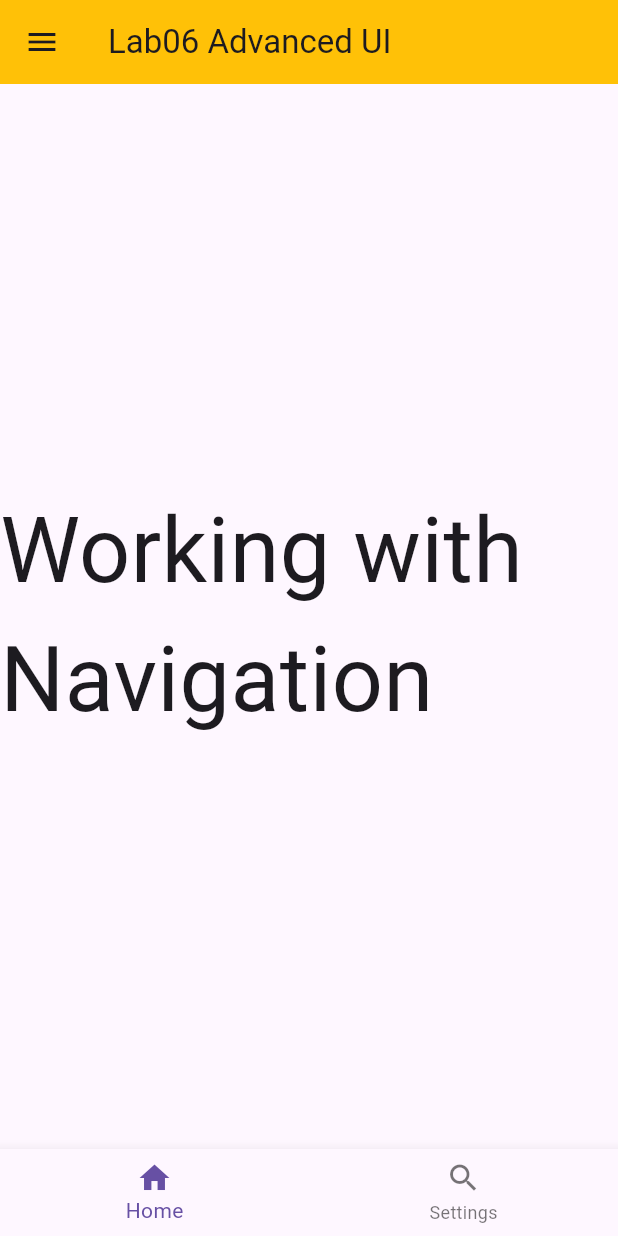
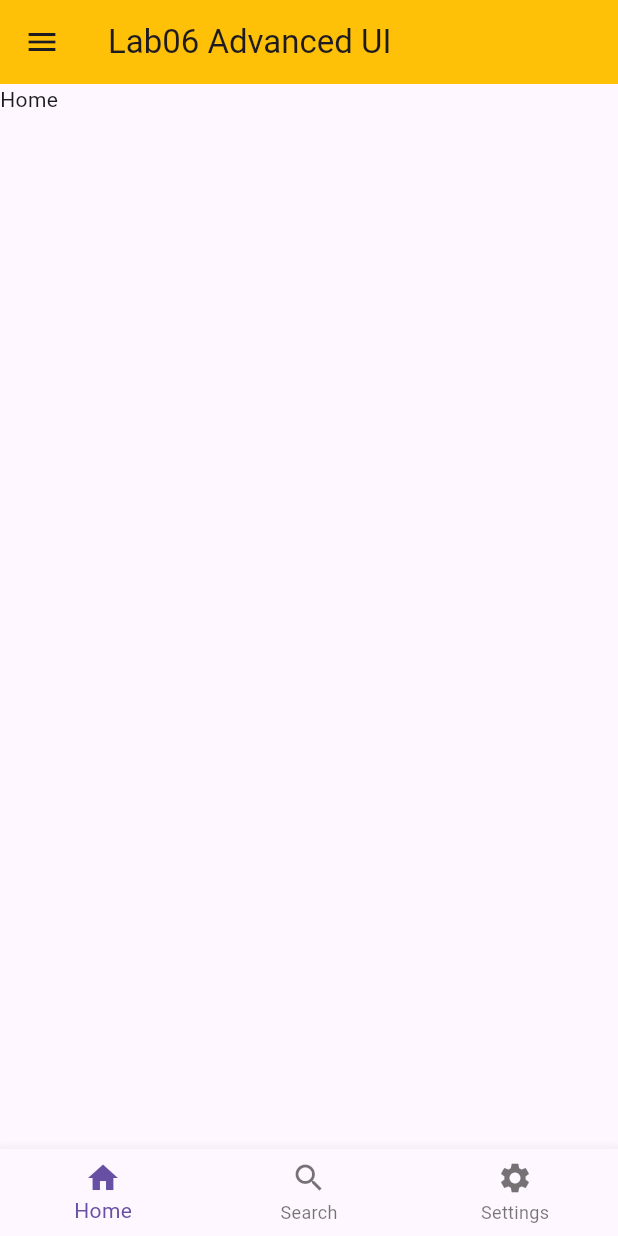
Before and after one commit to Nahid1828/lab_06, a Flutter app: the screen it shows after launch, on a phone screen of 412 x 824 dp. Run offline on Flutter 3.47's test engine with Material 3 defaults, Android fonts, the phone set to English and light mode, and no system bars.

```diff
--- /dev/null
+++ b/lib/body.dart
@@ -0,0 +1,43 @@
+import 'package:flutter/material.dart';
+
+class AppBody extends StatefulWidget {
+  const AppBody({super.key});
+
+  @override
+  State<AppBody> createState() => _AppBodyState();
+}
+
+class _AppBodyState extends State<AppBody> {
+  int selectedIndex = 0;
+
+  final List<Widget> pages = [
+    Text("Home"),
+    Text("Search From Bottom Nav"),
+    Text("Settings"),
+  ];
+
+  void onItemTapped(int index) {
+    setState(() {
+      selectedIndex = index;
+    });
+  }
+
+  @override
+  Widget build(BuildContext context) {
+    return Scaffold(
+      body: pages[selectedIndex],
+      bottomNavigationBar: BottomNavigationBar(
+        onTap: onItemTapped,
+        currentIndex: selectedIndex,
+        items: [
+          BottomNavigationBarItem(icon: Icon(Icons.home), label: "Home"),
+          BottomNavigationBarItem(icon: Icon(Icons.search), label: "Search"),
+          BottomNavigationBarItem(
+            icon: Icon(Icons.settings),
+            label: "Settings",
+          ),
+        ],
+      ),
+    );
+  }
+}
--- a/lib/main.dart
+++ b/lib/main.dart
@@ -1,5 +1,5 @@
-//import 'package:cached_network_image/cached_network_image.dart';
 import 'package:flutter/material.dart';
+import 'package:lab_06/body.dart';
 
 void main() {
   runApp(const Lab06AdvancedUI());
@@ -11,26 +11,32 @@ class Lab06AdvancedUI extends StatelessWidget {
   @override
   Widget build(BuildContext context) {
     return MaterialApp(
-      title: "Lab - 06",
+      title: 'Lab06 Advanced UI',
       home: Scaffold(
         drawer: Drawer(
-          backgroundColor: Colors.grey,
+          backgroundColor: const Color.fromARGB(255, 242, 245, 247),
           child: ListView(
             children: [
-              DrawerHeader(
-                child: Row(
-                  children: [Icon(Icons.people_alt_rounded), Text("Contacts")],
+              Container(
+                height: 80,
+                child: DrawerHeader(
+                  child: Row(
+                    children: [
+                      Icon(Icons.people_alt_rounded),
+                      Text("Contacts"),
+                    ],
+                  ),
                 ),
               ),
               ListTile(
                 leading: Icon(Icons.mobile_screen_share),
-                title: Text('Device'),
+                title: Text("Device"),
                 trailing: Text("Anything"),
                 onTap: () {},
               ),
               ListTile(
                 leading: Icon(Icons.mobile_screen_share),
-                title: Text('Device'),
+                title: Text("Contacts"),
                 trailing: Text("Anything"),
                 onTap: () {},
               ),
@@ -41,21 +47,7 @@ class Lab06AdvancedUI extends StatelessWidget {
           title: const Text('Lab06 Advanced UI'),
           backgroundColor: Colors.amber,
         ),
-        body: Center(
-          child: Text(
-            "Working with Navigation",
-            style: TextStyle(fontSize: 60),
-          ),
-        ),
-        bottomNavigationBar: BottomNavigationBar(
-          items: [
-            BottomNavigationBarItem(icon: Icon(Icons.home), label: "Home"),
-            BottomNavigationBarItem(
-              icon: Icon(Icons.search),
-              label: "Settings",
-            ),
-          ],
-        ),
+        body: AppBody(),
       ),
     );
   }
```
